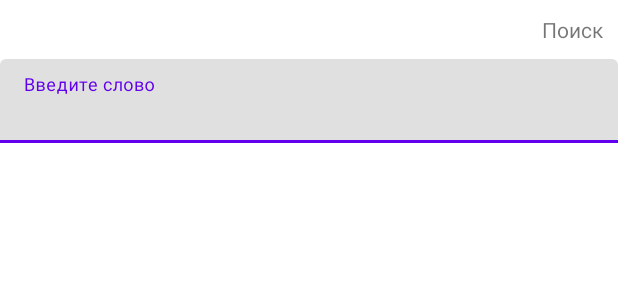
After one commit to BeanNapkin/ChuchasDictionaryMVP, an Android app: the layout fragment_search_dialog.xml on its own in the app's theme, with its tools: preview values and no code run, on a phone screen of 412 x 824 dp. The commit adds this screen. Shown: the top 300 px of the screen. Run offline under Robolectric (Android 15) with nearby library versions, the phone set to English and light mode, and no system bars.

Commit message:
Add search dialog fragment

```diff
--- /dev/null
+++ b/app/src/main/res/layout/fragment_search_dialog.xml
@@ -0,0 +1,36 @@
+<?xml version="1.0" encoding="utf-8"?>
+<LinearLayout xmlns:android="http://schemas.android.com/apk/res/android"
+    xmlns:tools="http://schemas.android.com/tools"
+    android:id="@+id/bottom_sheet_dialog_layout"
+    android:layout_width="match_parent"
+    android:layout_height="100dp"
+    android:fitsSystemWindows="true"
+    android:orientation="vertical">
+
+    <TextView
+        android:id="@+id/search_button_textview"
+        android:layout_width="wrap_content"
+        android:layout_height="wrap_content"
+        android:layout_gravity="end"
+        android:layout_marginTop="10dp"
+        android:layout_marginEnd="10dp"
+        android:text="@string/search" />
+
+    <FrameLayout
+        android:layout_width="match_parent"
+        android:layout_height="wrap_content"
+        android:layout_marginTop="10dp">
+
+        <com.google.android.material.textfield.TextInputLayout
+            android:id="@+id/search_input_layout"
+            android:layout_width="match_parent"
+            android:layout_height="wrap_content"
+            android:hint="@string/input_word">
+
+            <com.google.android.material.textfield.TextInputEditText
+                android:id="@+id/search_edit_text"
+                android:layout_width="match_parent"
+                android:layout_height="wrap_content" />
+        </com.google.android.material.textfield.TextInputLayout>
+    </FrameLayout>
+</LinearLayout>
--- a/app/src/main/res/values/strings.xml
+++ b/app/src/main/res/values/strings.xml
@@ -5,4 +5,6 @@
     <string name="error">Ошибка</string>
     <string name="translation_on_russian">Перевод на русский</string>
     <string name="word">Слово</string>
+    <string name="search">Поиск</string>
+    <string name="input_word">Введите слово</string>
 </resources>
```
Also changed, not shown: app/src/main/java/pro/fateeva/chuchasdictionarymvp/ListOfWordsFragment.kt (+22 -7 lines), app/src/main/java/pro/fateeva/chuchasdictionarymvp/SearchDialogFragment.kt (added, +28 -0 lines).
